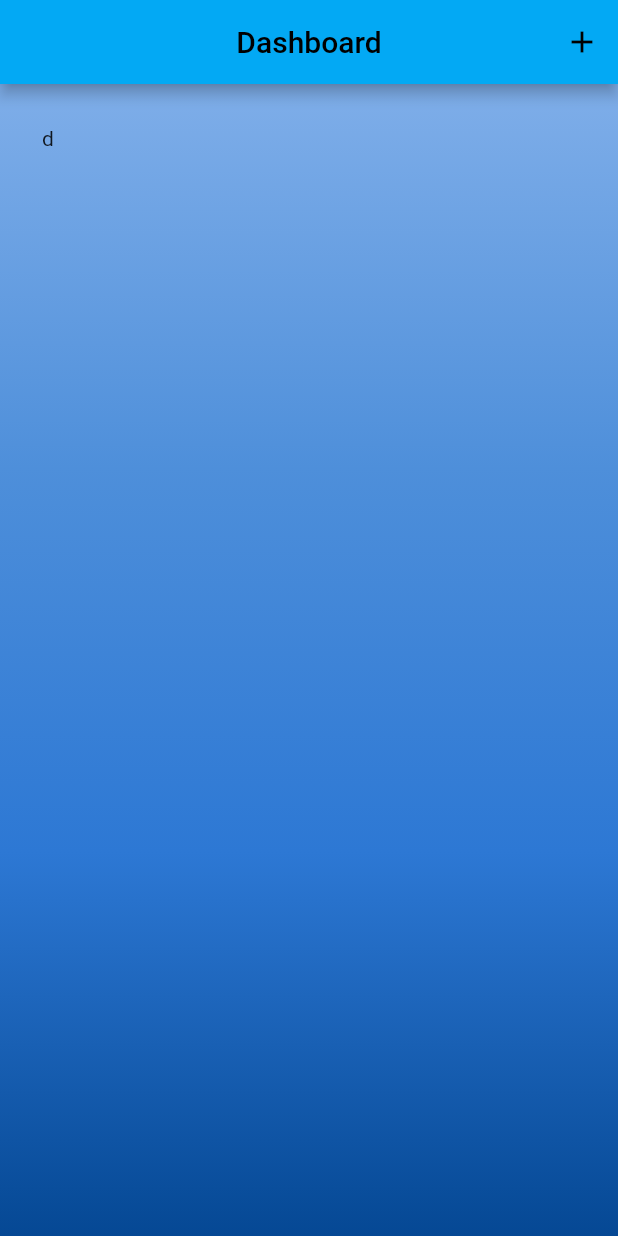
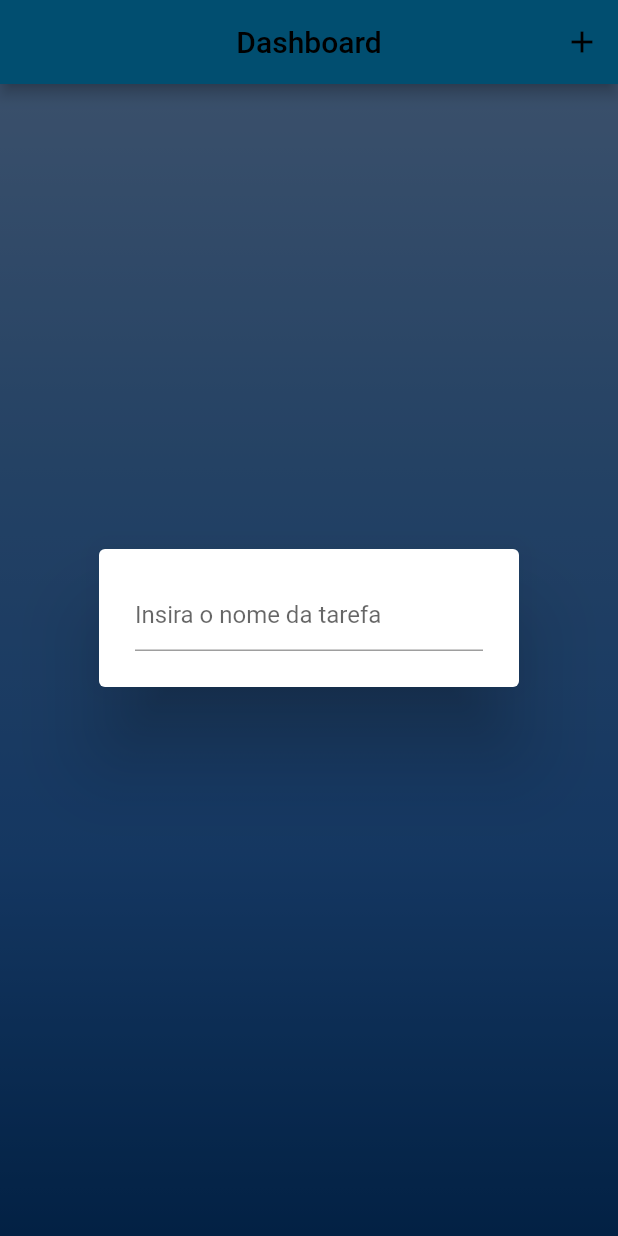
Before and after one commit to joaopedromendonca/mylists, a Flutter app: the screen it shows after launch, after a tap on the "add" icon, on a phone screen of 412 x 824 dp. Run offline on Flutter 3.47's test engine with Material 2 defaults, Android fonts, the phone set to English and light mode, and no system bars; our stand-ins replace google_fonts.

Commit message:
Lista reordenável pronta

```diff
--- a/lib/main.dart
+++ b/lib/main.dart
@@ -31,7 +31,15 @@ class HomePage extends StatefulWidget {
 }
 
 class _HomePageState extends State<HomePage> {
+  final _formKey = GlobalKey<FormState>();
   List<Tarefa> ListaDeTarefas = [];
+  final _nomeController = TextEditingController();
+
+  @override
+  void dispose() {
+    _nomeController.dispose();
+    super.dispose();
+  }
 
   @override
   Widget build(BuildContext context) {
@@ -46,10 +54,32 @@ class _HomePageState extends State<HomePage> {
               Icons.add,
             ),
             onPressed: () {
-              setState(() {
-                ListaDeTarefas.add(Tarefa(nome: "d"));
-              });
-              print(ListaDeTarefas);
+              showDialog(
+                context: context,
+                builder: (context) => AlertDialog(
+                  content: Form(
+                    key: _formKey,
+                    child: TextFormField(
+                      controller: _nomeController,
+                      validator: (nome) {
+                        if (nome == null || nome.isEmpty) {
+                          return "Este campo é obrigatório.";
+                        }
+                        return null;
+                      },
+                      decoration:
+                          InputDecoration(hintText: "Insira o nome da tarefa"),
+                      onFieldSubmitted: (nome) => setState(() {
+                        if (_formKey.currentState!.validate()) {
+                          Navigator.of(context).pop();
+                          _nomeController.clear();
+                          return ListaDeTarefas.add(Tarefa(nome: nome));
+                        }
+                      }),
+                    ),
+                  ),
+                ),
+              );
             },
           ),
         ],
@@ -57,16 +87,14 @@ class _HomePageState extends State<HomePage> {
       body: SafeArea(
         child: Stack(
           children: <Widget>[
-            my_back_ground,
-            ReorderableListView(
+            myBackGround,
+            ReorderableListView.builder(
+              itemCount: ListaDeTarefas.length,
+              itemBuilder: (BuildContext context, int index) {
+                final tarefa = ListaDeTarefas[index];
+                return buildTarefa(index, tarefa);
+              },
               padding: const EdgeInsets.all(8),
-              children: [
-                for (final tarefa in ListaDeTarefas)
-                  Tarefa(
-                    key: ValueKey(ListaDeTarefas.indexOf(tarefa)),
-                    nome: tarefa.nome,
-                  ),
-              ],
               onReorder: (int oldIndex, int newIndex) {
                 setState(() {
                   if (newIndex > oldIndex) {
@@ -82,4 +110,13 @@ class _HomePageState extends State<HomePage> {
       ),
     );
   }
+
+  Widget buildTarefa(int index, Tarefa tarefa) => ListTile(
+        key: ValueKey(tarefa),
+        title: Text(tarefa.nome),
+        contentPadding: EdgeInsets.symmetric(
+          horizontal: 10,
+          vertical: 8,
+        ),
+      );
 }
--- a/lib/models/estilos.dart
+++ b/lib/models/estilos.dart
@@ -2,7 +2,7 @@
 
 import 'package:flutter/material.dart';
 
-var my_back_ground = Container(
+var myBackGround = Container(
   height: double.infinity,
   width: double.infinity,
   decoration: BoxDecoration(
--- a/lib/models/tarefa.dart
+++ b/lib/models/tarefa.dart
@@ -1,36 +1,10 @@
 import 'package:flutter/material.dart';
 import 'package:flutter/widgets.dart';
 
-class Tarefa extends StatefulWidget {
+class Tarefa {
   String nome;
 
-  Tarefa({Key? key, required this.nome}) : super(key: key);
-
-  @override
-  State<Tarefa> createState() => _TarefaState();
+  Tarefa({
+    required this.nome,
+  });
 }
-
-class _TarefaState extends State<Tarefa> {
-  @override
-  Widget build(BuildContext context) {
-    return Container(
-      padding: const EdgeInsets.symmetric(
-        horizontal: 20,
-        vertical: 20,
-      ),
-      child: Column(
-        children: <Widget>[
-          Form(
-            child: Row(
-              children: <Widget>[
-                Text(
-                  widget.nome,
-                ),
-              ],
-            ),
-          ),
-        ],
-      ),
-    );
-  }
-}
```
